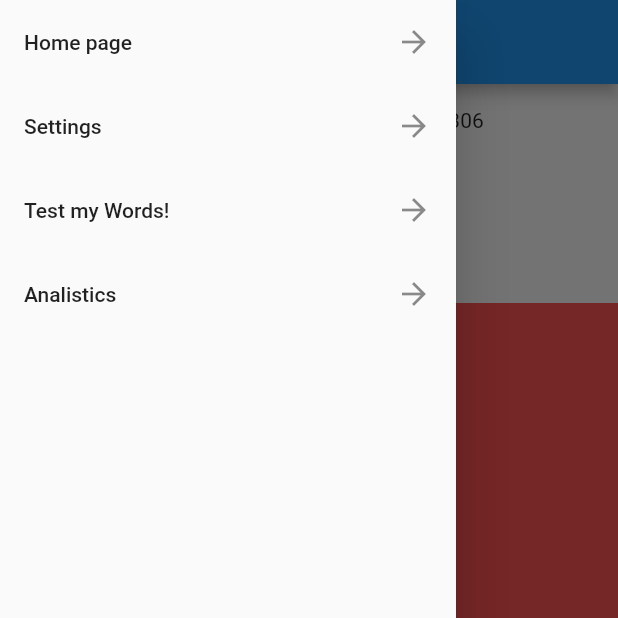
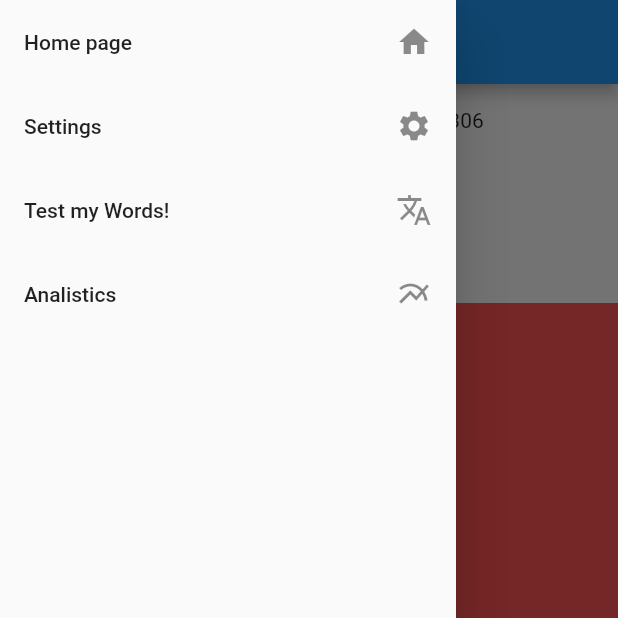
Before and after one commit to 1shaked/words_check, a Flutter app: the screen it shows after launch, with the side drawer open, on a phone screen of 412 x 824 dp, the top half of it. Run offline on Flutter 3.47's test engine with Material 2 defaults, Android fonts, the phone set to English and light mode, and no system bars; our stand-ins replace flutter_spinkit.

Commit message:
change the icons

```diff
--- a/lib/widget/nav_drawer.dart
+++ b/lib/widget/nav_drawer.dart
@@ -8,28 +8,28 @@ class NavDrawer extends StatelessWidget {
         children: <Widget>[
           ListTile(
             title: Text("Home page"),
-            trailing: Icon(Icons.arrow_forward),
+            trailing: Icon(Icons.home),
             onTap: () {
               Navigator.of(context).pushNamed('/');
             },
           ),
           ListTile(
             title: Text("Settings"),
-            trailing: Icon(Icons.arrow_forward),
+            trailing: Icon(Icons.settings),
             onTap: () {
               Navigator.of(context).pushNamed('/settings');
             },
           ),
           ListTile(
             title: Text("Test my Words!"),
-            trailing: Icon(Icons.arrow_forward),
+            trailing: Icon(Icons.translate),
             onTap: () {
               Navigator.of(context).pushNamed('/word_test');
             },
           ),
           ListTile(
             title: Text("Analistics"),
-            trailing: Icon(Icons.arrow_forward),
+            trailing: Icon(Icons.multiline_chart),
             onTap: () {
               Navigator.of(context).pushNamed('/analytics');
             },
```
